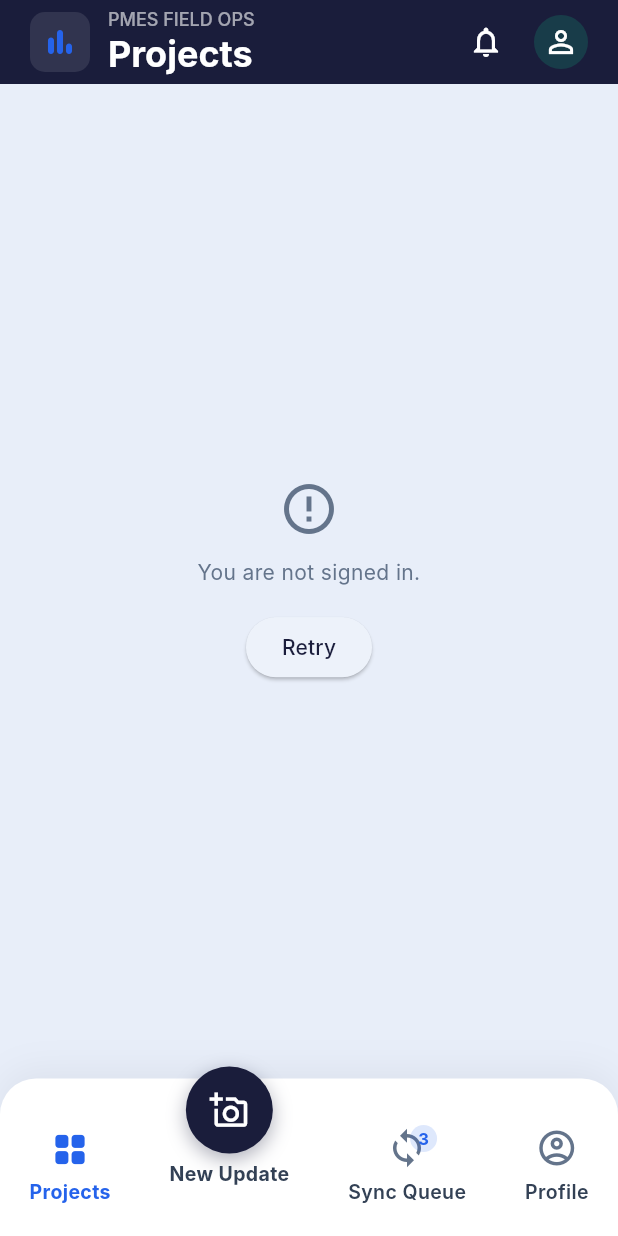
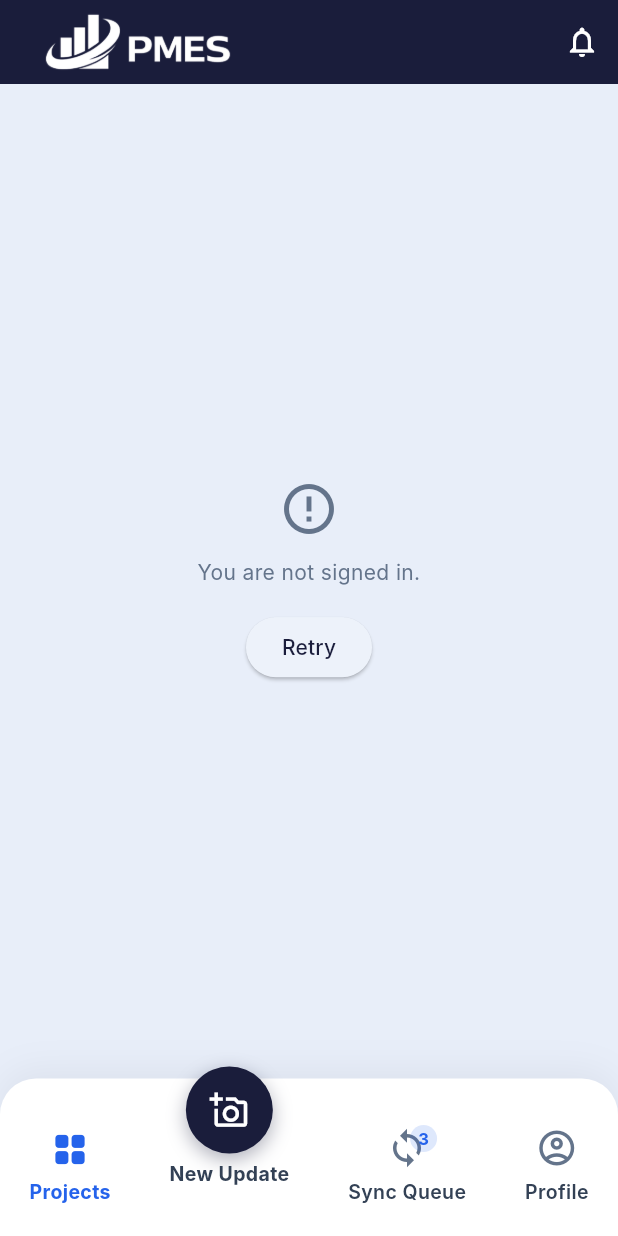
Before and after one commit to ChawerKamanga/pmes_mobile, a Flutter app: the HomePage screen opened by its route, on a phone screen of 412 x 824 dp. Run offline on Flutter 3.47's test engine with Material 3 defaults, Android fonts, the phone set to English and light mode, and no system bars; our stand-ins replace geocoding, geolocator, go_router, shared_preferences; accounts and stored records are empty; Roboto replaces fonts that are missing (Inter).

Commit message:
fix: replaced network image with local asset

```diff
--- a/lib/widgets/home/home_app_bar.dart
+++ b/lib/widgets/home/home_app_bar.dart
@@ -17,28 +17,10 @@ class HomeAppBar extends StatelessWidget implements PreferredSizeWidget {
       titleSpacing: 20,
       title: Row(
         children: [
-          Container(
-            padding: const EdgeInsets.all(8),
-            decoration: BoxDecoration(
-              color: AppColors.card.withValues(alpha: 0.1),
-              borderRadius: BorderRadius.circular(10),
-            ),
-            child: const Icon(Icons.bar_chart_rounded, color: AppColors.secondary, size: 24),
-          ),
-          const SizedBox(width: 12),
-          Column(
-            crossAxisAlignment: CrossAxisAlignment.start,
-            mainAxisSize: MainAxisSize.min,
-            children: [
-              Text(
-                'PMES FIELD OPS',
-                style: TextStyle(fontSize: 12, color: AppColors.card.withValues(alpha: 0.6), fontWeight: FontWeight.w500),
-              ),
-              const Text(
-                'Projects',
-                style: TextStyle(fontSize: 24, fontWeight: FontWeight.bold, color: AppColors.card),
-              ),
-            ],
+          Image.asset(
+            'images/pmes_logo_removebg_preview_cuua1g.png',
+            height: 40,
+            fit: BoxFit.contain,
           ),
         ],
       ),
@@ -46,15 +28,7 @@ class HomeAppBar extends StatelessWidget implements PreferredSizeWidget {
         IconButton(
           icon: const Icon(Icons.notifications_none_outlined, color: AppColors.card),
           onPressed: () {},
-        ),
-        Padding(
-          padding: const EdgeInsets.only(right: 20.0, left: 8.0),
-          child: CircleAvatar(
-            radius: 18,
-            backgroundColor: AppColors.tertiary.withValues(alpha: 0.2),
-            child: const Icon(Icons.person_outline, color: AppColors.card),
-          ),
-        ),
+        )
       ],
     );
   }
--- a/pubspec.yaml
+++ b/pubspec.yaml
@@ -64,8 +64,8 @@ flutter:
   uses-material-design: true
 
   # To add assets to your application, add an assets section, like this:
-  # assets:
-  #   - images/a_dot_burr.jpeg
+  assets:
+    - images/
   #   - images/a_dot_ham.jpeg
 
   # An image asset can refer to one or more resolution-specific "variants", see
```
Also changed, not shown: images/pmes_logo_removebg_preview_cuua1g.png (added).
